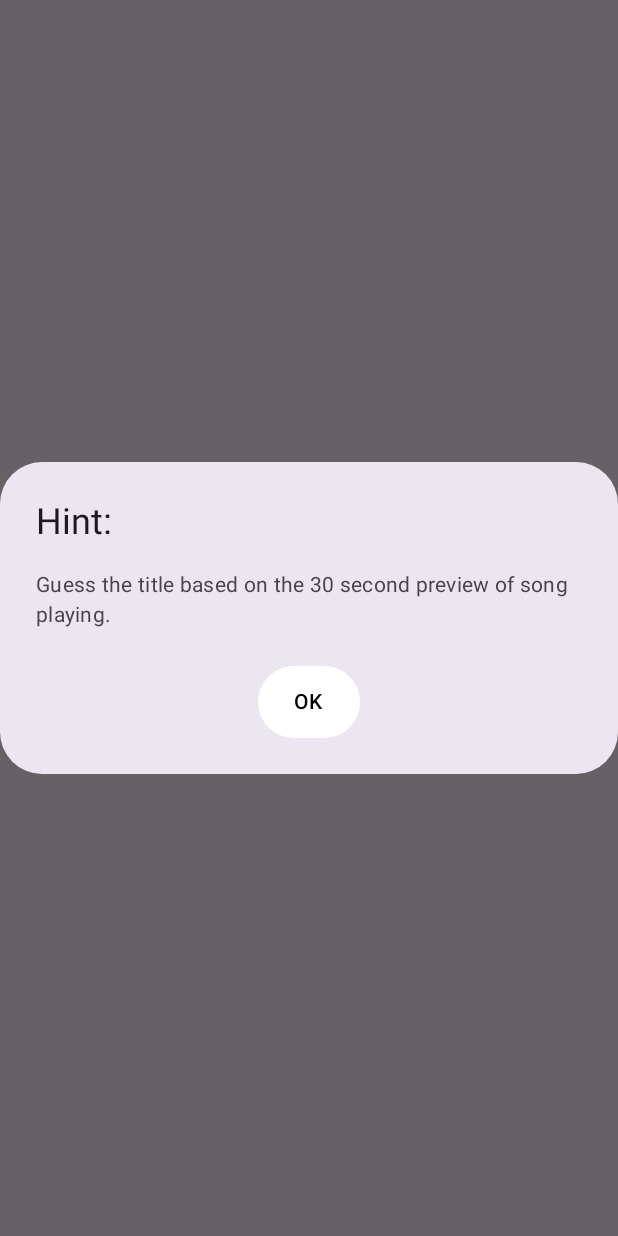
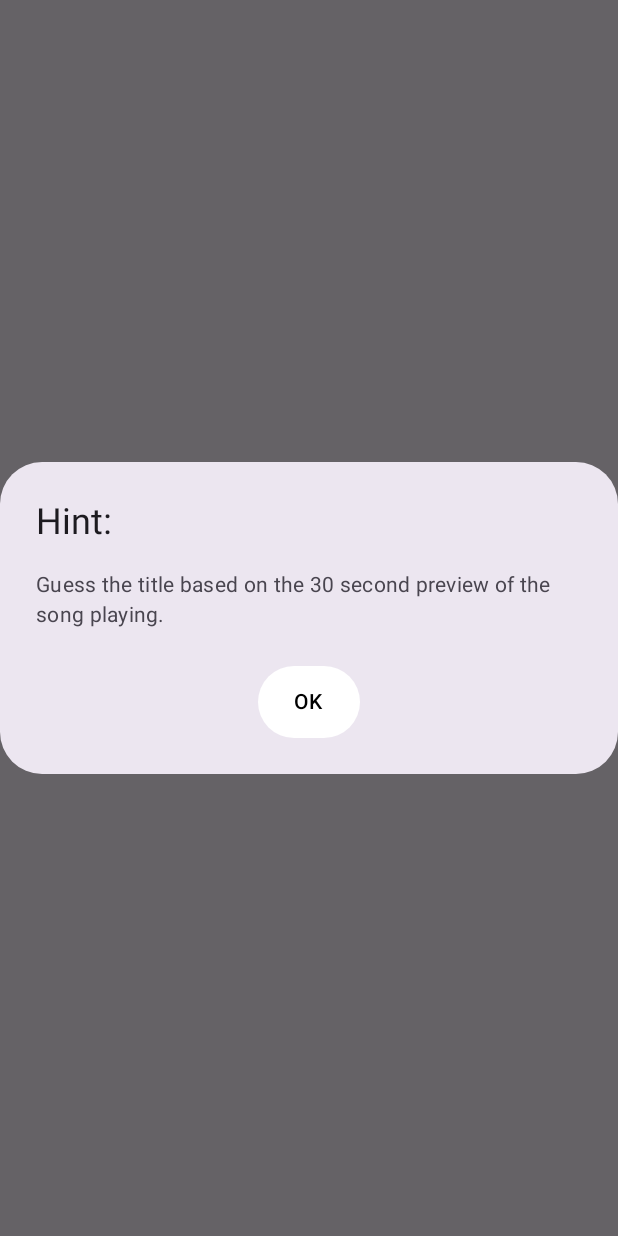
Before and after one commit to apoprzenovic/tunely, an Android app built with Jetpack Compose: the composable HintDialog shown on its own in the app's theme, on a phone screen of 412 x 824 dp. Run offline under Robolectric (Android 15) with nearby library versions, the phone set to English and light mode, and no system bars.

```diff
--- a/app/src/main/java/com/rit/tunely/ui/screens/game/components/GameDialogs.kt
+++ b/app/src/main/java/com/rit/tunely/ui/screens/game/components/GameDialogs.kt
@@ -27,7 +27,7 @@ fun HintDialog(
     AlertDialog(
         onDismissRequest = onDismiss,
         title = { Text("Hint:") },
-        text = { Text("Guess the title based on the 30 second preview of song playing.") },
+        text = { Text("Guess the title based on the 30 second preview of the song playing.") },
         confirmButton = {
             Box(
                 modifier = Modifier.fillMaxWidth(),
```
